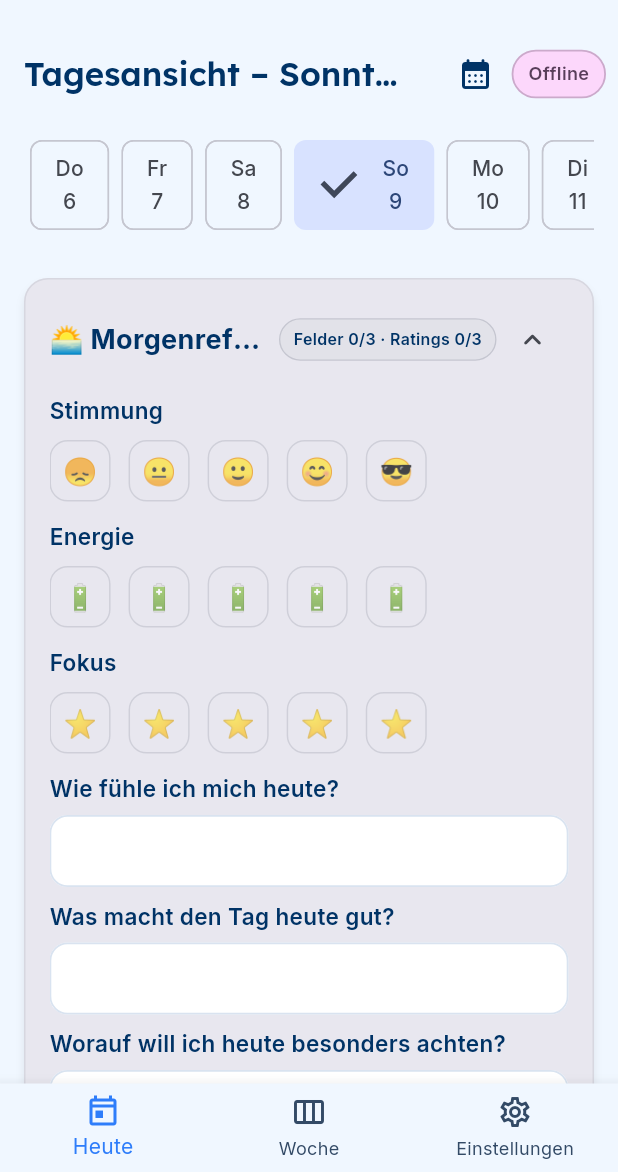
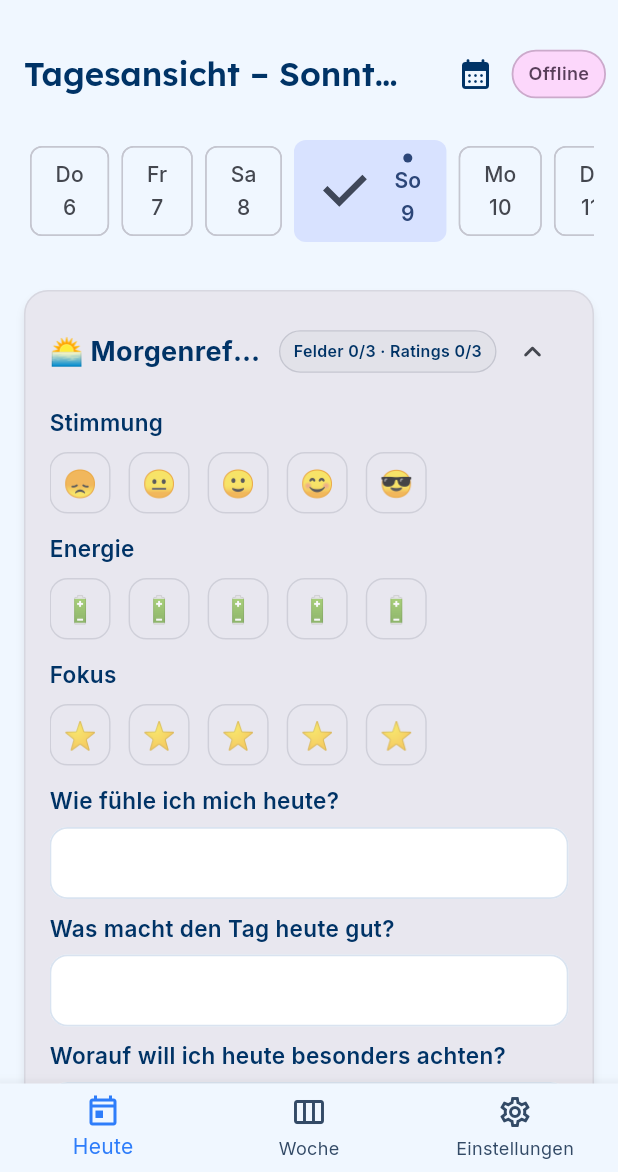
Before and after one commit to AlexBuchnerTeacher/reflecto, a Flutter app: the screen it shows once a user with an empty profile is signed in, on a phone screen of 412 x 824 dp, the part 64-1236 px from its top. Run offline on Flutter 3.47's test engine with Material 3 defaults, Android fonts, the phone set to English and light mode, and no system bars; our stand-ins replace cloud_firestore, firebase_auth, firebase_core, flutter_riverpod, google_fonts, package_info_plus and 1 more; accounts and stored records are empty; statements that could not run were skipped.

Commit message:
💄 ui: Heute in 7‑Tage‑Leiste hervorgehoben (Punkt + Umrandung); 🧹 settings: ungenutzten Import entfernt

```diff
--- a/lib/screens/day_screen.dart
+++ b/lib/screens/day_screen.dart
@@ -340,11 +340,31 @@ class _DayScreenState extends ConsumerState<DayScreen> {
           for (final d in days)
             Padding(
               padding: const EdgeInsets.symmetric(horizontal: 4),
-              child: ChoiceChip(
-                selected: DateUtils.isSameDay(d, selected),
+              child: Builder(
+                builder: (context) {
+                  final isSel = DateUtils.isSameDay(d, selected);
+                  final isToday = DateUtils.isSameDay(d, DateTime.now());
+                  return ChoiceChip(
+                    selected: isSel,
+                    // dezent umranden, wenn heute (auch wenn nicht selektiert)
+                    side: isToday && !isSel
+                        ? BorderSide(color: cs.secondary)
+                        : null,
                     label: Column(
                       mainAxisSize: MainAxisSize.min,
                       children: [
+                        if (isToday)
+                          Container(
+                            width: 6,
+                            height: 6,
+                            decoration: BoxDecoration(
+                              color: isSel
+                                  ? cs.onPrimaryContainer
+                                  : cs.secondary,
+                              shape: BoxShape.circle,
+                            ),
+                          ),
+                        if (isToday) const SizedBox(height: 2),
                         Text(DateFormat.E('de_DE').format(d)),
                         const SizedBox(height: 2),
                         Text('${d.day}'),
@@ -352,15 +372,16 @@ class _DayScreenState extends ConsumerState<DayScreen> {
                     ),
                     selectedColor: cs.primaryContainer,
                     labelStyle: TextStyle(
-                  color: DateUtils.isSameDay(d, selected)
-                      ? cs.onPrimaryContainer
-                      : null,
+                      color: isSel ? cs.onPrimaryContainer : null,
+                      fontWeight: isToday ? FontWeight.w600 : null,
                     ),
                     onSelected: (_) {
                       setState(() {
                         _selected = DateTime(d.year, d.month, d.day);
                         _setDefaultExpandedForDate();
                       });
+                    },
+                  );
                 },
               ),
             ),
--- a/lib/screens/settings_screen.dart
+++ b/lib/screens/settings_screen.dart
@@ -5,7 +5,6 @@ import 'package:package_info_plus/package_info_plus.dart';
 import 'package:intl/intl.dart';
 
 import '../widgets/reflecto_button.dart';
-import '../services/auth_service.dart';
 import '../services/firestore_service.dart';
 import '../models/user_model.dart';
 import '../providers/settings_providers.dart';
```
Lines whose indentation alone changed are shown as unchanged.
